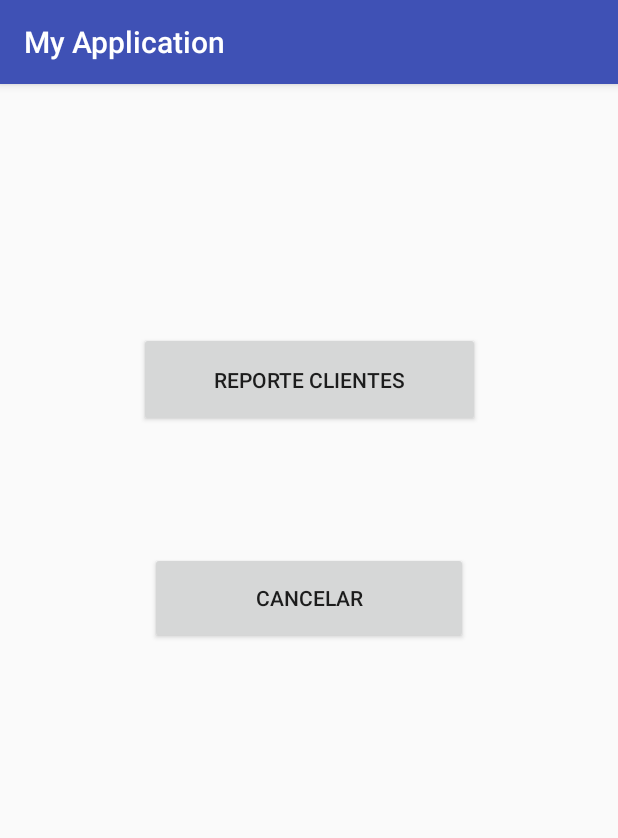
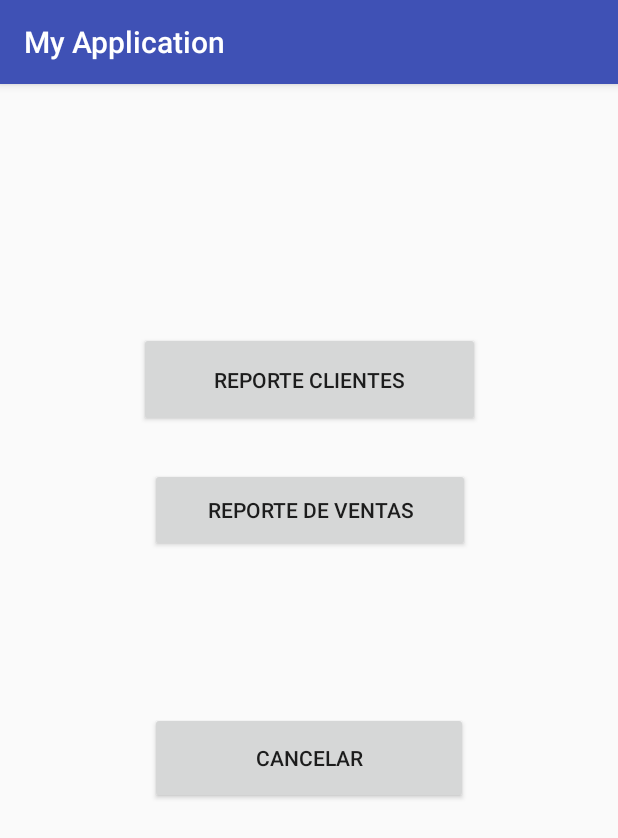
Before and after one commit to Briam94/Parcial1_DMoviles, an Android app: the TipoBusqueda screen opened directly, with no data from a screen before it, on a phone screen of 412 x 824 dp. Shown: the top 838 px of the screen. Run offline under Robolectric (Android 15) with nearby library versions, the phone set to English and light mode, and no system bars.

```diff
--- a/app/src/main/AndroidManifest.xml
+++ b/app/src/main/AndroidManifest.xml
@@ -26,7 +26,8 @@
         <activity
             android:name=".ConsultaClientes"
             android:exported="true" />
-        <activity android:name=".TipoBusqueda"></activity>
+        <activity android:name=".TipoBusqueda" />
+        <activity android:name=".ReporteVentas"></activity>
     </application>
 
 </manifest>
--- a/app/src/main/java/com/example/usuario/myapplication/Conexion/Connect.java
+++ b/app/src/main/java/com/example/usuario/myapplication/Conexion/Connect.java
@@ -17,6 +17,7 @@ public class Connect  extends SQLiteOpenHelper{
     @Override
     public void onCreate(SQLiteDatabase db) {
         db.execSQL(Utilidades.CREAR_TABLA_USUARIO);
+        db.execSQL("insert into " + Utilidades.TABLA_USUARIO + " values ('123','admin@correo.com','admin')");
         db.execSQL(Utilidades.CREAR_TABLA_VENTAS);
         db.execSQL(Utilidades.CREAR_TABLA_CLIENTES);
 
@@ -25,6 +26,7 @@ public class Connect  extends SQLiteOpenHelper{
     @Override
     public void onUpgrade(SQLiteDatabase db, int oldVersion, int newVersion) {
         db.execSQL("DROP TABLE IF EXISTS usuarios");
+        db.execSQL("insert into " + Utilidades.TABLA_USUARIO + " values ('123','admin@correo.com','admin')");
         db.execSQL("DROP TABLE IF EXISTS ventas");
         db.execSQL("DROP TABLE IF EXISTS clientes");
         onCreate(db);
--- a/app/src/main/java/com/example/usuario/myapplication/DashBoard.java
+++ b/app/src/main/java/com/example/usuario/myapplication/DashBoard.java
@@ -93,7 +93,13 @@ public class DashBoard extends AppCompatActivity
             startActivity(i);
 
         }else if (id == R.id.cerrarsesion) {
+            //finish();
+            //System.exit(0);
 
+            /*Intent intent = new Intent(Intent.ACTION_MAIN);
+            intent.addCategory(Intent.CATEGORY_HOME);
+            intent.setFlags(Intent.FLAG_ACTIVITY_NEW_TASK);
+            startActivity(intent);*/
         }
 
         DrawerLayout drawer = (DrawerLayout) findViewById(R.id.drawer_layout);
--- a/app/src/main/java/com/example/usuario/myapplication/Modelos/Ventas.java
+++ b/app/src/main/java/com/example/usuario/myapplication/Modelos/Ventas.java
@@ -12,6 +12,10 @@ public class Ventas {
         this.producto = producto;
         this.tiempo = tiempo;
         this.precio = precio;
+    }
+
+    public Ventas() {
+
     }
 
     public Integer getIdVentas() {
--- a/app/src/main/java/com/example/usuario/myapplication/RegistrarClientes.java
+++ b/app/src/main/java/com/example/usuario/myapplication/RegistrarClientes.java
@@ -45,9 +45,7 @@ public class RegistrarClientes extends AppCompatActivity {
         btnCancelarRegistroCliente.setOnClickListener(new View.OnClickListener() {
             @Override
             public void onClick(View v) {
-                Intent i = new Intent(v.getContext(),DashBoard.class);
-                startActivity(i);
-
+                finish();
             }
         });
 
--- a/app/src/main/java/com/example/usuario/myapplication/RegistroVentas.java
+++ b/app/src/main/java/com/example/usuario/myapplication/RegistroVentas.java
@@ -42,8 +42,7 @@ public class RegistroVentas extends AppCompatActivity {
         btnCancelarVentas.setOnClickListener(new View.OnClickListener() {
             @Override
             public void onClick(View v) {
-                Intent i = new Intent(v.getContext(), DashBoard.class);
-                startActivity(i);
+                finish();
             }
         });
     }
--- a/app/src/main/java/com/example/usuario/myapplication/TipoBusqueda.java
+++ b/app/src/main/java/com/example/usuario/myapplication/TipoBusqueda.java
@@ -9,6 +9,7 @@ import android.widget.Button;
 public class TipoBusqueda extends AppCompatActivity {
 
     Button btnConsultarCliente;
+    Button btnReporteventas;
     Button btnCancelar;
 
     @Override
@@ -18,12 +19,12 @@ public class TipoBusqueda extends AppCompatActivity {
 
         btnConsultarCliente = (Button) findViewById(R.id.consultaCliente);
         btnCancelar = (Button) findViewById(R.id.botonVolverDashBoard);
+        btnReporteventas = (Button) findViewById(R.id.botonReporteVentas);
 
         btnCancelar.setOnClickListener(new View.OnClickListener() {
             @Override
             public void onClick(View v) {
-                Intent i = new Intent(v.getContext(),DashBoard.class);
-                startActivity(i);
+                finish();
             }
         });
 
@@ -34,5 +35,13 @@ public class TipoBusqueda extends AppCompatActivity {
                 startActivity(i);
             }
         });
+
+        btnReporteventas.setOnClickListener(new View.OnClickListener() {
+            @Override
+            public void onClick(View v) {
+                Intent i = new Intent(v.getContext(), ReporteVentas.class);
+                startActivity(i);
+            }
+        });
     }
 }
--- a/app/src/main/res/layout/activity_tipo_busqueda.xml
+++ b/app/src/main/res/layout/activity_tipo_busqueda.xml
@@ -38,5 +38,23 @@
         app:layout_constraintEnd_toEndOf="parent"
         app:layout_constraintStart_toStartOf="parent"
         app:layout_constraintTop_toTopOf="parent"
+        app:layout_constraintVertical_bias="0.276" />
+
+    <Button
+        android:id="@+id/botonReporteVentas"
+        android:layout_width="213dp"
+        android:layout_height="56dp"
+        android:layout_marginBottom="8dp"
+        android:layout_marginEnd="8dp"
+        android:layout_marginLeft="8dp"
+        android:layout_marginRight="8dp"
+        android:layout_marginStart="8dp"
+        android:layout_marginTop="256dp"
+        android:text="REPORTE DE VENTAS"
+        app:layout_constraintBottom_toBottomOf="parent"
+        app:layout_constraintEnd_toEndOf="parent"
+        app:layout_constraintHorizontal_bias="0.502"
+        app:layout_constraintStart_toStartOf="parent"
+        app:layout_constraintTop_toTopOf="parent"
         app:layout_constraintVertical_bias="0.0" />
 </android.support.constraint.ConstraintLayout>
```
Also changed, not shown: app/src/main/java/com/example/usuario/myapplication/MainActivity.java (+35 -3 lines), app/src/main/java/com/example/usuario/myapplication/Modelos/MD5.java (added, +36 -0 lines), app/src/main/java/com/example/usuario/myapplication/Registro_Usuarios.java (+4 -3 lines), app/src/main/java/com/example/usuario/myapplication/ReporteVentas.java (added, +83 -0 lines), app/src/main/res/layout/activity_reporte_ventas.xml (added, +38 -0 lines).
